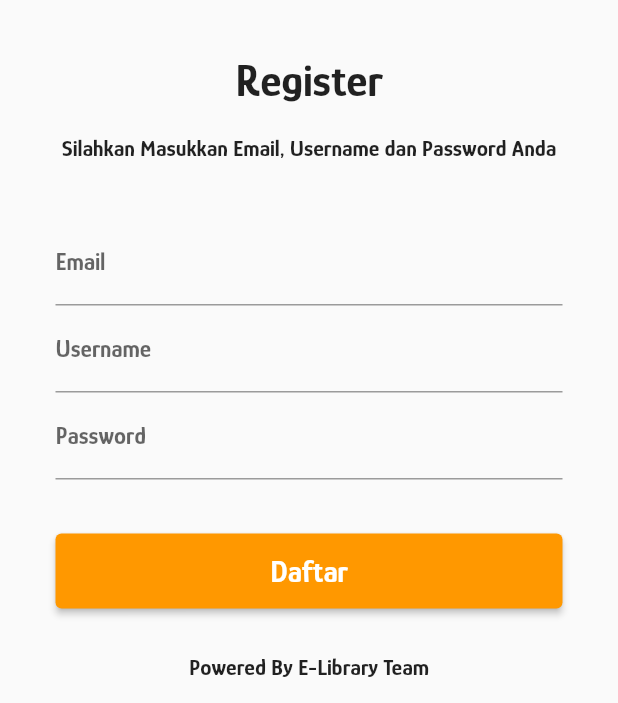
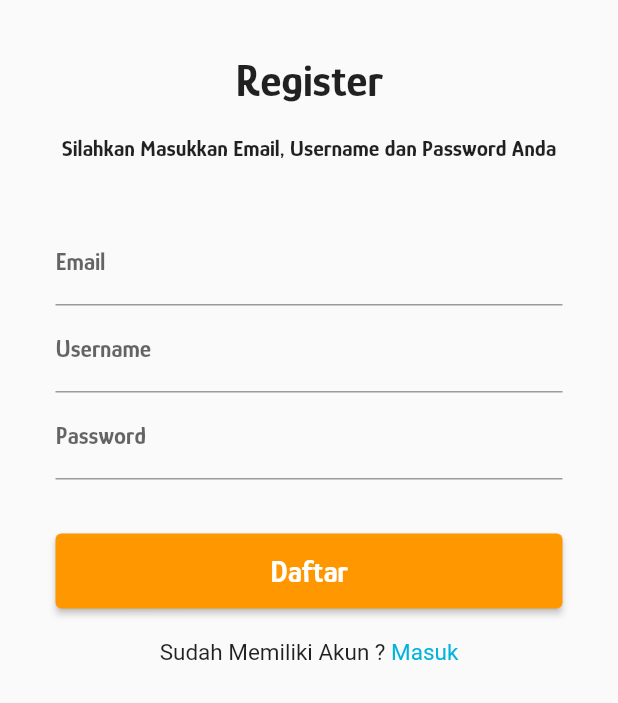
Before and after one commit to adibbgssbrkh/elibrary_digital, a Flutter app: the Register screen opened directly, after a tap on "Daftar", on a phone screen of 412 x 824 dp, the part 533-1236 px from its top. Run offline on Flutter 3.47's test engine with Material 2 defaults, Android fonts, the phone set to English and light mode, and no system bars; our stand-ins replace cloud_firestore, easy_search_bar, firebase_auth, firebase_core, fluttertoast, get and 1 more; missing offline and left inert: dialog_alert; accounts and stored records are empty; Roboto replaces fonts that are missing (Baloo 2).

Commit message:
tiga/duabelas

```diff
--- /dev/null
+++ b/lib/auth/component/accountcheck.dart
@@ -0,0 +1,38 @@
+import 'package:flutter/material.dart';
+
+class AccountCheck extends StatelessWidget {
+  final bool login;
+  final Function? press;
+  const AccountCheck({
+    Key? key,
+    this.login = true,
+    required this.press,
+  }) : super(key: key);
+
+  @override
+  Widget build(BuildContext context) {
+    return Row(
+      mainAxisAlignment: MainAxisAlignment.center,
+      children: <Widget>[
+        Text(
+          login ? "Belum memiliki akun ? " : "Sudah Memiliki Akun ? ",
+          style: TextStyle(
+            fontFamily: "Baloo 2",
+            fontSize: 15,
+          ),
+        ),
+        GestureDetector(
+          onTap: press as void Function()?,
+          child: Text(
+            login ? "Daftar" : "Masuk",
+            style: const TextStyle(
+              color: Color.fromRGBO(1, 180, 220, 1),
+              fontFamily: "Baloo 2",
+              fontSize: 15,
+            ),
+          ),
+        )
+      ],
+    );
+  }
+}
--- a/lib/auth/component/navbar.dart
+++ b/lib/auth/component/navbar.dart
@@ -33,7 +33,7 @@ class _DrawerWidgetState extends State<DrawerWidget> {
   @override
   Widget build(BuildContext context) {
     return Drawer(
-      backgroundColor: Color.fromRGBO(1, 180, 220, 1),
+      backgroundColor: Colors.orange,
       child: ListView(
         padding: EdgeInsets.zero,
         children: <Widget>[
@@ -85,7 +85,7 @@ class _DrawerWidgetState extends State<DrawerWidget> {
                 ),
               ),
               Text(
-                "Cendekia",
+                "E-Library",
                 style: TextStyle(
                     fontFamily: font,
                     fontSize: 15,
@@ -116,7 +116,7 @@ Widget _drawerHeader() {
         Container(
           //margin: EdgeInsets.only(top: 15),
           child: Text(
-            'Cendekia',
+            'E-Library',
             style: TextStyle(
               color: Colors.white,
               fontWeight: FontWeight.w700,
--- a/lib/auth/register.dart
+++ b/lib/auth/register.dart
@@ -1,4 +1,5 @@
 import 'package:cloud_firestore/cloud_firestore.dart';
+import 'package:elibrary_digital/auth/component/accountcheck.dart';
 import 'package:elibrary_digital/auth/component/user_model.dart';
 import 'package:firebase_auth/firebase_auth.dart';
 import 'package:flutter/material.dart';
@@ -6,6 +7,7 @@ import 'package:elibrary_digital/pages/home.dart';
 import 'package:elibrary_digital/auth/login.dart';
 import 'dart:convert';
 import 'package:fluttertoast/fluttertoast.dart';
+import 'package:get/get.dart';
 import 'package:http/http.dart' as http;
 import 'package:provider/provider.dart';
 
@@ -45,7 +47,7 @@ class _RegisterState extends State<Register> {
   }
 
   int index = 0;
-  final String font = 'Baloo 2';
+  final String font = 'Glory-Bold';
 
   bool isPasswordVisible = false;
 
@@ -185,7 +187,21 @@ class _RegisterState extends State<Register> {
               },
             ),
           ),
-          SizedBox(
+          const SizedBox(height: 20),
+          AccountCheck(
+            login: false,
+            press: () {
+              Navigator.push(
+                context,
+                MaterialPageRoute(
+                  builder: (context) {
+                    return Login();
+                  },
+                ),
+              );
+            },
+          ),
+          const SizedBox(
             height: 30,
           ),
           Container(
@@ -203,23 +219,22 @@ class _RegisterState extends State<Register> {
   void signUp(String email, String password) async {
     if (_formKey.currentState!.validate()) {
       try {
-        var myUser = await _auth
-            .createUserWithEmailAndPassword(email: email, password: password)
-            .then((value) => {postDetailsToFirestore()})
-            .catchError((e) {
-          Fluttertoast.showToast(msg: e!.message);
-        });
-
-        // await myUser.user!.sendEmailVerification();
-        // Get.defaultDialog(
-        //     title: "Email Verifikasi",
-        //     middleText: "Kami telah mengirimkan email verifikasi ke $email",
-        //     onConfirm: () {
-        //       postDetailsToFirestore();
-        //       Get.back();
-        //       Get.back();
-        //     },
-        //     textConfirm: "Ya saya akan cek email");
+        UserCredential myUser = await _auth.createUserWithEmailAndPassword(
+            email: email, password: password);
+        //     .then((value) => {postDetailsToFirestore()})
+        //     .catchError((e) {
+        //   Fluttertoast.showToast(msg: e!.message);
+        // });
+        await myUser.user!.sendEmailVerification();
+        Get.defaultDialog(
+            title: "Email Verifikasi",
+            middleText: "Kami telah mengirimkan email verifikasi ke $email",
+            onConfirm: () {
+              postDetailsToFirestore();
+              Get.back();
+              Get.back();
+            },
+            textConfirm: "Ya saya akan cek email");
       } on FirebaseAuthException catch (error) {
         switch (error.code) {
           case "invalid-email":
--- /dev/null
+++ b/lib/restapi/loading.dart
@@ -0,0 +1,14 @@
+import 'package:flutter/material.dart';
+
+class Loading extends StatelessWidget {
+  const Loading({super.key});
+
+  @override
+  Widget build(BuildContext context) {
+    return MaterialApp(
+      home: Scaffold(
+        body: Center(child: CircularProgressIndicator()),
+      ),
+    );
+  }
+}
--- a/pubspec.yaml
+++ b/pubspec.yaml
@@ -48,6 +48,7 @@ dependencies:
   provider: ^6.0.4
   intl: ^0.17.0
   shared_preferences: ^2.0.15
+  get: ^4.6.5
 
 dev_dependencies:
   flutter_test:
```
Also changed, not shown: lib/main.dart (+37 -8 lines), pubspec.lock, 1 other file.
